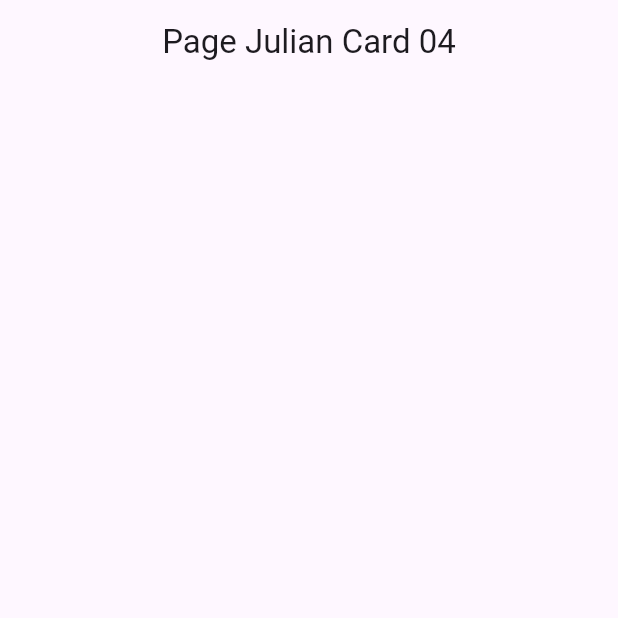
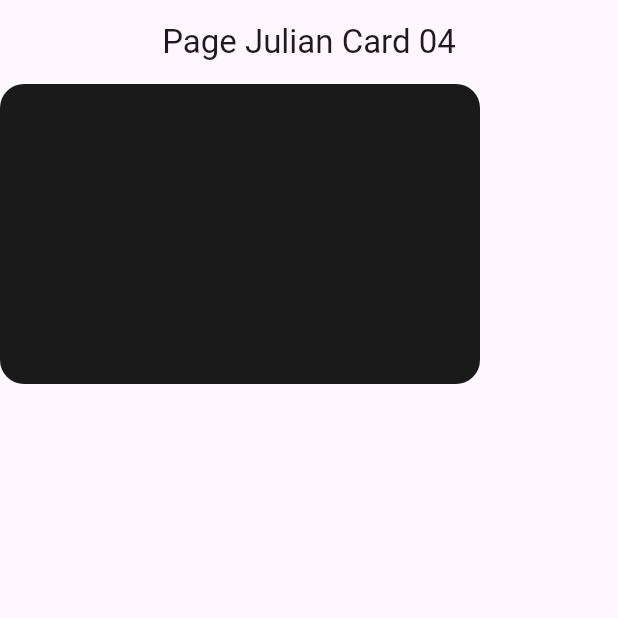
Before and after one commit to Julianarwansah/tugas_week_8_1123150112, a Flutter app: the screen it shows after launch, on a phone screen of 412 x 824 dp, the top half of it. Run offline on Flutter 3.47's test engine with Material 3 defaults, Android fonts, the phone set to English and light mode, and no system bars.

Commit message:
membuat container untuk  decorations

```diff
--- a/lib/pages/page_card_04.dart
+++ b/lib/pages/page_card_04.dart
@@ -13,7 +13,14 @@ class JulPageCard04 extends StatelessWidget {
       body: SingleChildScrollView(
         child: Column(
           children: [
-
+            Container(
+              width: 320,
+              height: 200,
+              decoration: BoxDecoration(
+                borderRadius: BorderRadius.circular(16),
+                color: const Color(0xFF1A1A1A),
+              ),
+            ),
           ],
         ),
       ),
```
